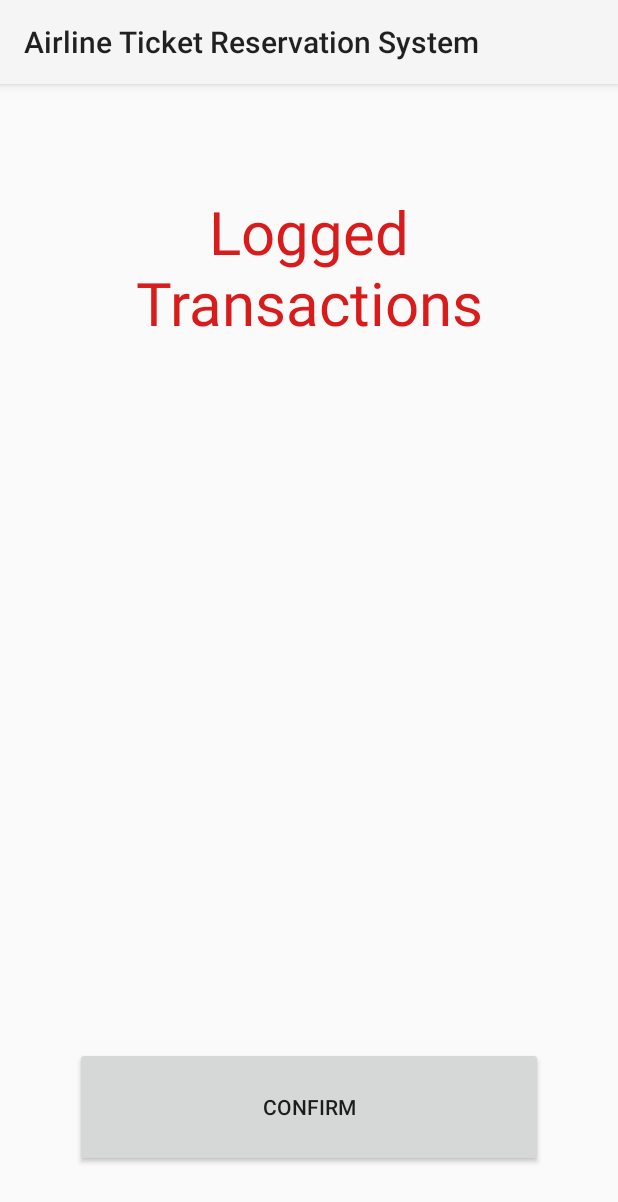
After one commit to pdahl95/Airline-Ticket-System, an Android app: the DisplayLog screen opened directly, with no data from a screen before it, on a phone screen of 412 x 824 dp. The commit adds this screen. Shown: the top 1202 px of the screen. Run offline under Robolectric (Android 15) with nearby library versions, the phone set to English and light mode, and no system bars.

Commit message:
1. removes unused code 2. adds a class for logs and database utilities for saving and retrieving log data 3. database upgrade is updated and commented out in code, don't need to uncomment it unless there is a change in database tables

```diff
--- a/app/src/main/AndroidManifest.xml
+++ b/app/src/main/AndroidManifest.xml
@@ -28,7 +28,8 @@
         <activity android:name=".ui.LoginActivity" />
         <activity android:name=".ui.SelectFlightActivity" />
         <activity android:name=".ui.AddFlightActivity" />
-        <activity android:name=".ui.ReservationsActivity"></activity>
+        <activity android:name=".ui.ReservationsActivity" />
+        <activity android:name=".ui.DisplayLog"></activity>
     </application>
 
 </manifest>
--- a/app/src/main/java/edu/csumb/pdahl/project2/Database/DatabaseHelper.java
+++ b/app/src/main/java/edu/csumb/pdahl/project2/Database/DatabaseHelper.java
@@ -10,6 +10,8 @@ import java.util.ArrayList;
 import java.util.List;
 
 import edu.csumb.pdahl.project2.model.Flight;
+import edu.csumb.pdahl.project2.model.Log;
+import edu.csumb.pdahl.project2.model.TransactionType;
 import edu.csumb.pdahl.project2.model.User;
 
 public class DatabaseHelper extends SQLiteOpenHelper {
@@ -45,6 +47,14 @@ public class DatabaseHelper extends SQLiteOpenHelper {
         public static final String TICKETS_COUNT = "tickets_count";
     }
 
+    public static final String TRANSACTIONS_LOG_TABLE = "transactions_log";
+
+    public static final class ColsTransactionLogs {
+        public static final String TYPE = "type";
+        public static final String TIMESTAMP = "timestamp";
+        public static final String LOG = "log";
+    }
+
     private static DatabaseHelper INSTANCE;
 
     public static DatabaseHelper getInstance(Context context) {
@@ -61,12 +71,12 @@ public class DatabaseHelper extends SQLiteOpenHelper {
 
     @Override
     public void onCreate(SQLiteDatabase db) {
-        String createUserTable = "CREATE TABLE " + USER_TABLE + "(" + ColsUser.UUID + " INTEGER PRIMARY KEY AUTOINCREMENT, "
+        String createUserTable = "CREATE TABLE IF NOT EXISTS " + USER_TABLE + "(" + ColsUser.UUID + " INTEGER PRIMARY KEY AUTOINCREMENT, "
                 + ColsUser.USERNAME + ", "
                 + ColsUser.PASSWORD
                 + ")";
 
-        String createFlightTable = "CREATE TABLE " + FLIGHT_TABLE + "(" + ColsFlight.UUID + " INTEGER PRIMARY KEY AUTOINCREMENT, "
+        String createFlightTable = "CREATE TABLE IF NOT EXISTS " + FLIGHT_TABLE + "(" + ColsFlight.UUID + " INTEGER PRIMARY KEY AUTOINCREMENT, "
                 + ColsFlight.FLIGHTNUM + ","
                 + ColsFlight.DEPARTURE + ", "
                 + ColsFlight.ARRIVAL + ", "
@@ -74,7 +84,7 @@ public class DatabaseHelper extends SQLiteOpenHelper {
                 + ColsFlight.CAPACITY + ", "
                 + ColsFlight.PRICE
                 + ")";
-        String createUserFlightTable = "CREATE TABLE " + USERFLIGHT_TABLE + "("
+        String createUserFlightTable = "CREATE TABLE IF NOT EXISTS " + USERFLIGHT_TABLE + "("
                 + ColsUserFlight.FLIGHTID + ", "
                 + ColsUserFlight.USERID + ", "
                 + ColsUserFlight.RESERVATIONID + ", "
@@ -84,16 +94,24 @@ public class DatabaseHelper extends SQLiteOpenHelper {
                 + ColsUserFlight.USERID + ")"
                 + ")";
 
+        String createTransactionLogs = "CREATE TABLE IF NOT EXISTS " + TRANSACTIONS_LOG_TABLE + "("
+                + ColsTransactionLogs.TIMESTAMP + ", "
+                + ColsTransactionLogs.TYPE + ", "
+                + ColsTransactionLogs.LOG
+                + ")";
 
         db.execSQL(createUserTable);
         db.execSQL(createFlightTable);
         db.execSQL(createUserFlightTable);
+        db.execSQL(createTransactionLogs);
     }
 
     @Override
     public void onUpgrade(SQLiteDatabase db, int oldVersion, int newVersion) {
-        db.execSQL("DROP TABLE IF EXISTS " + USER_TABLE);
         onCreate(db);
+        addFlightData(new Flight("-1", "Otter101", "SF", "LA", "10:00AM", "10", "50.00"));
+        addFlightData(new Flight("-1", "Otter102", "SF", "LA", "12:00AM", "3", "50.00"));
+        addFlightData(new Flight("-1", "Otter103", "SF", "LA", "4:00AM", "10", "50.00"));
     }
 
     public boolean addUserFlightData(String userId, String flightId, String reservationId, String ticketCount) {
@@ -111,6 +129,31 @@ public class DatabaseHelper extends SQLiteOpenHelper {
         } else {
             return true;
         }
+    }
+
+
+    public void logTransaction(TransactionType type, String log) {
+        SQLiteDatabase db = this.getWritableDatabase();
+        ContentValues contentValues = new ContentValues();
+        contentValues.put(ColsTransactionLogs.TIMESTAMP, System.currentTimeMillis());
+        contentValues.put(ColsTransactionLogs.TYPE, type.toString());
+        contentValues.put(ColsTransactionLogs.LOG, log);
+        if (db.insert(TRANSACTIONS_LOG_TABLE, null, contentValues) <= 0) {
+            android.util.Log.d("**********", "couldn't insert log to log table");
+        }
+    }
+
+    public List<Log> getTransactionLogs() {
+        SQLiteDatabase db = this.getWritableDatabase();
+        Cursor cursor = db.rawQuery("select * from " + TRANSACTIONS_LOG_TABLE, null);
+        cursor.moveToFirst();
+        List<Log> logList = new ArrayList<>();
+        while (cursor.moveToNext()) {
+            Log log = new Log(cursor.getString(0),TransactionType.valueOf(cursor.getString(1)), cursor.getString(2));
+            logList.add(log);
+        }
+        cursor.close();
+        return logList;
     }
 
 
@@ -177,7 +220,7 @@ public class DatabaseHelper extends SQLiteOpenHelper {
 
     public boolean deleteFlightForUser(String userId, String flightId) {
         SQLiteDatabase db = this.getWritableDatabase();
-        return db.delete("user_flight_table", "user_id = ? and flight_id = ?" , new String[]{userId,flightId} ) > 0;
+        return db.delete("user_flight_table", "user_id = ? and flight_id = ?", new String[]{userId, flightId}) > 0;
     }
 
     private Flight createFlightObject(Cursor cursor) {
@@ -226,25 +269,6 @@ public class DatabaseHelper extends SQLiteOpenHelper {
         return count;
     }
 
-
-    //    public void ViewData(){
-//        Cursor data = userDB.showData();
-//
-//        if (data.getCount() == 0) {
-//            display("Error", "No Data In Database.");
-//            return;
-//        }
-//        StringBuffer buffer = new StringBuffer();
-//        while (data.moveToNext()) {
-//            buffer.append("ID: " + data.getString(0) + "\n");
-//            buffer.append("Username: " + data.getString(1) + "\n");
-//            buffer.append("Password: " + data.getString(2) + "\n");
-//
-//            display("All Stored Data:", buffer.toString());
-//        }
-//
-////        data.close();
-//    }
     // give access to the rows of a table (can use it for any table)
     private Cursor queryDB(String tableName, String whereClause, String[] whereArgs) {
         SQLiteDatabase db = this.getWritableDatabase();
@@ -283,17 +307,25 @@ public class DatabaseHelper extends SQLiteOpenHelper {
             return true;
         }
     }
-
-
-//    public Cursor showData(){
-//        SQLiteDatabase db = this.getWritableDatabase();
-//        Cursor data = db.rawQuery("SELECT * FROM " + USER_TABLE, null);
-//        return data;
+//public boolean addFlightData(String flightNum, String dept, String arr, String deptTime, String cap, String price ) {
+//    SQLiteDatabase db = this.getWritableDatabase();
+//    ContentValues contentValues = new ContentValues();
+//    contentValues.put(ColsFlight.FLIGHTNUM, flightNum);
+//    contentValues.put(ColsFlight.DEPARTURE, dept);
+//    contentValues.put(ColsFlight.ARRIVAL, arr);
+//    contentValues.put(ColsFlight.CAPACITY, cap);
+//    contentValues.put(ColsFlight.DEPARTURETIME, deptTime);
+//    contentValues.put(ColsFlight.PRICE, price);
+//
+//    long result = db.insert(FLIGHT_TABLE, null, contentValues);
+//
+//    db.close();
+//
+//    if (result == -1) {
+//        return false;
+//    } else {
+//        return true;
 //    }
-//
-//    public Integer deleteData(String id){
-//        SQLiteDatabase db = this.getWritableDatabase();
-//        return db.delete(USER_TABLE, "ID = ?", new String[] {id});
-//    }
+//}
 
 }
--- /dev/null
+++ b/app/src/main/java/edu/csumb/pdahl/project2/ui/DisplayLog.java
@@ -0,0 +1,52 @@
+package edu.csumb.pdahl.project2.ui;
+
+import android.content.Intent;
+import android.support.v7.app.AppCompatActivity;
+import android.os.Bundle;
+import android.text.method.ScrollingMovementMethod;
+import android.view.View;
+import android.widget.Button;
+import android.widget.TextView;
+import android.widget.Toast;
+
+import java.util.List;
+
+import edu.csumb.pdahl.project2.Database.DatabaseHelper;
+import edu.csumb.pdahl.project2.R;
+import edu.csumb.pdahl.project2.model.Log;
+import edu.csumb.pdahl.project2.model.TransactionType;
+import edu.csumb.pdahl.project2.model.User;
+
+public class DisplayLog extends AppCompatActivity {
+
+    private DatabaseHelper db;
+    Button confirmBtn;
+    TextView displayLogTextView;
+
+    @Override
+    protected void onCreate(Bundle savedInstanceState) {
+        super.onCreate(savedInstanceState);
+        setContentView(R.layout.activity_display_log);
+
+        confirmBtn = (Button) findViewById(R.id.button_confirm_log);
+        displayLogTextView = (TextView) findViewById(R.id.textView_log_display);
+
+        db = DatabaseHelper.getInstance(getApplicationContext());
+
+        List<Log> logs = db.getTransactionLogs();
+
+        for(Log log : logs){
+            displayLogTextView.append(String.format("timestamp:%s\ntype:%s\nlog:%s\n-----------------\n", log.getTimestamp(), log.getType().toString(), log.getLog()));
+            displayLogTextView.setMovementMethod(new ScrollingMovementMethod());
+        }
+
+        confirmBtn.setOnClickListener(new View.OnClickListener() {
+            @Override
+            public void onClick(View v) {
+                Intent intent = new Intent(DisplayLog.this, AddFlightActivity.class);
+                startActivity(intent);
+            }
+        });
+
+    }
+}
--- /dev/null
+++ b/app/src/main/res/layout/activity_display_log.xml
@@ -0,0 +1,65 @@
+<?xml version="1.0" encoding="utf-8"?>
+<RelativeLayout xmlns:android="http://schemas.android.com/apk/res/android"
+    xmlns:app="http://schemas.android.com/apk/res-auto"
+    xmlns:tools="http://schemas.android.com/tools"
+    android:layout_width="match_parent"
+    android:layout_height="match_parent"
+    tools:context=".ui.DisplayLog">
+
+
+    <TextView
+        android:id="@+id/textView_log_title"
+        android:layout_width="wrap_content"
+        android:layout_height="wrap_content"
+        android:layout_alignParentStart="true"
+        android:layout_alignParentLeft="true"
+        android:layout_alignParentTop="true"
+        android:layout_alignParentEnd="true"
+        android:layout_alignParentRight="true"
+        android:layout_marginStart="50dp"
+        android:layout_marginLeft="162dp"
+        android:layout_marginTop="71dp"
+        android:layout_marginEnd="50dp"
+        android:gravity="center"
+        android:textSize="40sp"
+        android:textColor="@color/colorAccent"
+        android:layout_marginRight="118dp"
+        android:text="Logged Transactions"
+
+        />
+
+    <TextView
+        android:id="@+id/textView_log_display"
+        android:layout_width="329dp"
+        android:layout_height="374dp"
+        android:layout_below="@+id/textView_log_title"
+        android:layout_alignParentStart="true"
+        android:layout_alignParentLeft="true"
+        android:layout_alignParentEnd="true"
+        android:layout_alignParentRight="true"
+        android:scrollbars="vertical"
+        android:layout_marginStart="50dp"
+        android:layout_marginLeft="51dp"
+        android:layout_marginTop="60dp"
+        android:layout_marginEnd="50dp"
+        android:layout_marginRight="31dp"
+        android:text="" />
+
+    <Button
+        android:id="@+id/button_confirm_log"
+        android:layout_width="wrap_content"
+        android:layout_height="63dp"
+        android:layout_below="@+id/textView_log_display"
+        android:layout_alignParentStart="true"
+        android:layout_alignParentLeft="true"
+        android:layout_alignParentEnd="true"
+        android:layout_alignParentRight="true"
+        android:layout_alignParentBottom="true"
+        android:layout_marginStart="50dp"
+        android:layout_marginLeft="25dp"
+        android:layout_marginTop="35dp"
+        android:layout_marginEnd="50dp"
+        android:layout_marginRight="50dp"
+        android:layout_marginBottom="46dp"
+        android:text="CONFIRM" />
+</RelativeLayout>
```
Also changed, not shown: app/src/main/java/edu/csumb/pdahl/project2/Database/AirlineTicketSchema.java (deleted, +0 -27 lines), app/src/main/java/edu/csumb/pdahl/project2/model/Log.java (+28 -18 lines), app/src/main/java/edu/csumb/pdahl/project2/model/TransactionType.java (added, +7 -0 lines), app/src/main/java/edu/csumb/pdahl/project2/ui/AddFlightActivity.java (+61 -0 lines), app/src/main/java/edu/csumb/pdahl/project2/ui/AirlineTicket.java (+1 -33 lines), app/src/main/java/edu/csumb/pdahl/project2/ui/CreateAccountActivity.java (+4 -4 lines), app/src/main/java/edu/csumb/pdahl/project2/ui/ManageSystem.java (+33 -0 lines), app/src/main/java/edu/csumb/pdahl/project2/ui/ReserveSeatActivity.java (+7 -1 lines), app/src/main/res/layout/activity_add_flight.xml (+71 -73 lines), app/src/main/res/layout/activity_manage_system.xml (+6 -6 lines).
